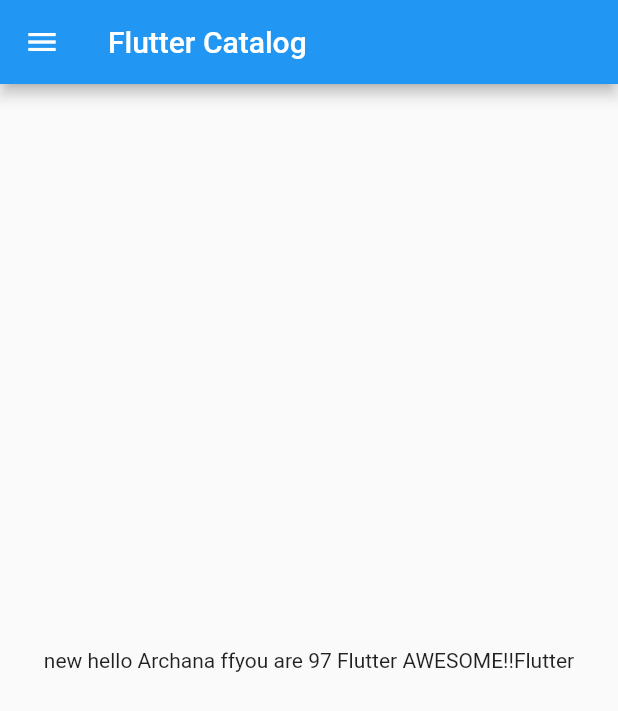
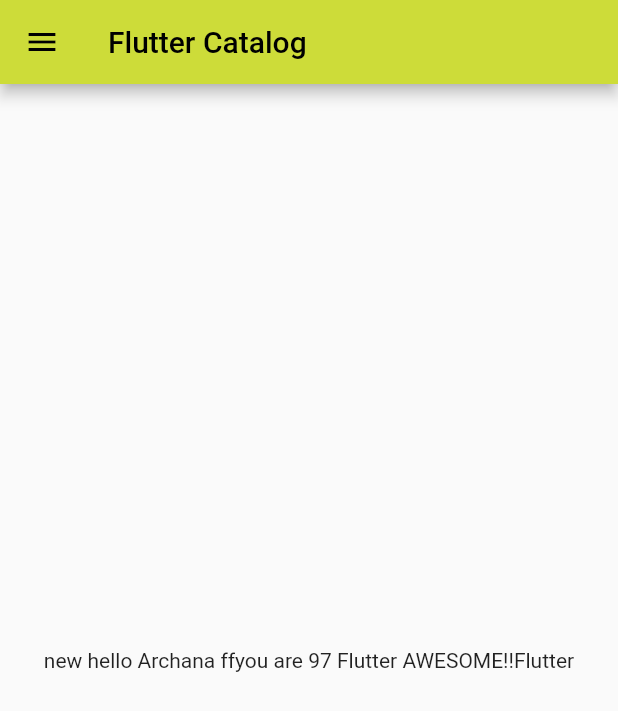
Before and after one commit to arcy405/flutterApp, a Flutter app: the screen it shows after launch, on a phone screen of 412 x 824 dp. Shown: the top 711 px of the screen. Run offline on Flutter 3.47's test engine with Material 2 defaults, Android fonts, the phone set to English and light mode, and no system bars; our stand-ins replace matcher.

Commit message:
day 3 completes

```diff
--- a/lib/main.dart
+++ b/lib/main.dart
@@ -1,6 +1,7 @@
 import 'package:flutter/cupertino.dart';
 import 'package:flutter/material.dart';
-import 'package:flutter_catalog/home_page.dart';
+import 'package:flutter_catalog/pages/home_page.dart';
+import 'package:flutter_catalog/pages/login_page.dart';
 import 'package:matcher/matcher.dart';
 
 void main() {
@@ -13,7 +14,15 @@ class MyApp extends StatelessWidget {
   @override
   Widget build(BuildContext context) {
     return MaterialApp(
-      home: HomePage(),
+      themeMode: ThemeMode.light,
+      theme: ThemeData(primarySwatch: Colors.lime),
+      darkTheme: ThemeData(primarySwatch: Colors.red),
+      initialRoute: "/home",
+      routes: {
+        '/': (context) => LoginPage(),
+        '/home': (context) => HomePage(),
+        '/login': (context) => LoginPage(),
+      },
     );
   }
 }
```
Also changed, not shown: lib/pages/login_page.dart (added, +22 -0 lines), lib/pages/home_page.dart (renamed from lib/home_page.dart).
